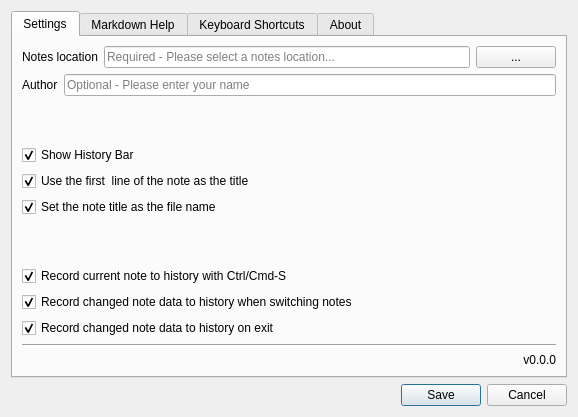
akehrer/Motome, file Motome/Views/SettingsDialog.ui: the form before one commit.
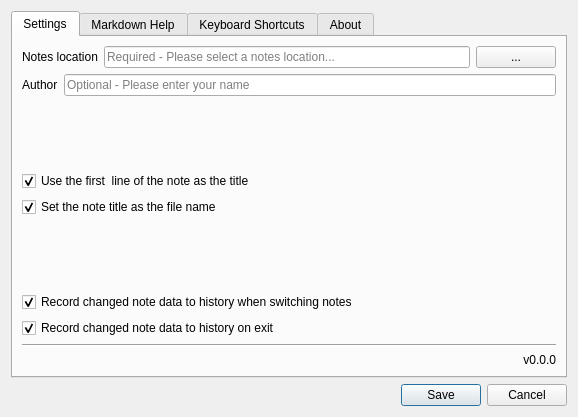
The form after the commit. Icons and pictures are not drawn.

Commit message: Moved conf data to YAML format (from JSON) Changed how history is shown

Patch:
```diff
--- a/Motome/Views/SettingsDialog.ui
+++ b/Motome/Views/SettingsDialog.ui
@@ -93,19 +93,6 @@
          </property>
         </spacer>
        </item>
-       <item>
-        <widget class="QCheckBox" name="conf_checkbox_history">
-         <property name="text">
-          <string>Show History Bar</string>
-         </property>
-         <property name="checked">
-          <bool>true</bool>
-         </property>
-         <property name="tristate">
-          <bool>false</bool>
-         </property>
-        </widget>
-       </item>
        <item>
         <widget class="QCheckBox" name="conf_checkbox_firstlinetitle">
          <property name="text">
@@ -139,19 +126,6 @@
          </property>
         </spacer>
        </item>
-       <item>
-        <widget class="QCheckBox" name="conf_checkbox_ctrlsrecord">
-         <property name="toolTip">
-          <string>Should the current note state be recored to the note history when you press Ctrl/Cmd-S</string>
-         </property>
-         <property name="text">
-          <string>Record current note to history with Ctrl/Cmd-S</string>
-         </property>
-         <property name="checked">
-          <bool>true</bool>
-         </property>
-        </widget>
-       </item>
        <item>
         <widget class="QCheckBox" name="conf_checkbox_recordonswitch">
          <property name="text">
```
The commit also changes 8 other files.
